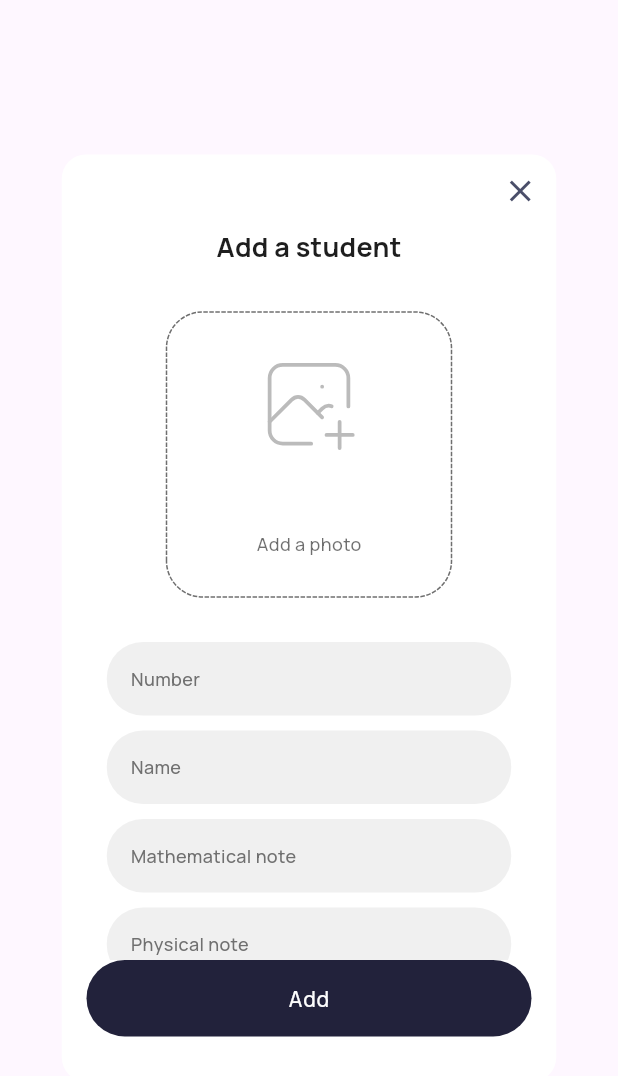
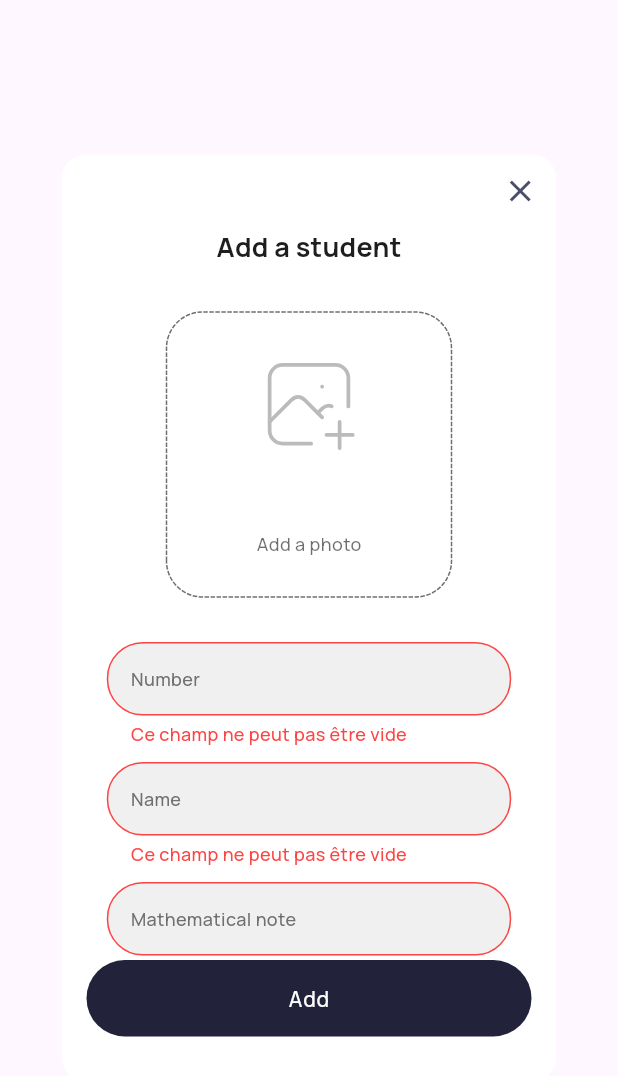
Before and after one commit to Poseidon1402/student_plus, a Flutter app: the RegisterStudentPage widget shown alone on an empty page, opened directly, after a tap on "Add", on a phone screen of 412 x 824 dp. Shown: the top 1076 px of the screen. Run offline on Flutter 3.47's test engine with Material 3 defaults, Android fonts, the phone set to English and light mode, and no system bars; drawn by our look-alikes of dotted_border; our stand-ins replace bloc, dartz, equatable, flutter_bloc, flutter_svg, fluttertoast and 6 more; accounts and stored records are empty.

Commit message:
done:insert student

```diff
--- a/lib/core/colors/app_colors.dart
+++ b/lib/core/colors/app_colors.dart
@@ -17,4 +17,5 @@ abstract class AppColors {
   static const Color red2 = Color.fromRGBO(255, 40, 40, 1);
   static const Color red3 = Color.fromRGBO(233, 20, 20, 1);
   static const Color charcoal = Color.fromRGBO(34, 34, 59, 1);
+  static const Color blue1 = Color.fromRGBO(20, 118, 233, 1);
 }
--- a/lib/core/injections/dependency_injections.dart
+++ b/lib/core/injections/dependency_injections.dart
@@ -4,6 +4,7 @@ import '../../data/repository/student_repository_impl.dart';
 import '../../data/sources/student_source.dart';
 import '../../domain/repository/student_repository.dart';
 import '../../domain/usecases/fetch_students.dart';
+import '../../domain/usecases/insert_student.dart';
 import '../../presentation/bloc/student_bloc.dart';
 
 final sl = GetIt.instance;
@@ -20,6 +21,9 @@ void setup() {
   sl.registerLazySingleton<FetchStudents>(
     () => FetchStudentsImpl(repository: sl()),
   );
+  sl.registerLazySingleton<InsertStudent>(
+    () => InsertStudentImpl(repository: sl()),
+  );
 
   // Repository
   sl.registerLazySingleton<StudentRepository>(
--- /dev/null
+++ b/lib/core/validator/form_validators.dart
@@ -0,0 +1,96 @@
+String? isRequired(String? value) {
+  if (value != null && value.isEmpty) {
+    return 'Ce champ ne peut pas être vide';
+  }
+
+  return null;
+}
+
+String? isEmail(String? value) {
+  if (value != null && value.isEmpty) {
+    return 'Ce champ ne peut pas être vide';
+  }
+
+  if (value != null && !RegExp(r'\S+@\S+\.\S+').hasMatch(value)) {
+    return 'Email invalide';
+  }
+
+  return null;
+}
+
+String? length(
+  String? value, {
+  int min = 0,
+  int max = 25,
+  String minMessage = 'Trop court',
+  String maxMessage = 'Trop long',
+}) {
+  if (value != null && value.isEmpty) {
+    return 'Ce champ ne peut pas être vide';
+  }
+
+  if (value != null && value.length > max) {
+    return maxMessage;
+  }
+
+  if (value != null && value.length < min) {
+    return minMessage;
+  }
+
+  return null;
+}
+
+String? isTheSamePassword(
+  String? password,
+  String confirmation, {
+  String message = 'Mot de passe non identique',
+}) {
+  if(password != null && password.isEmpty) {
+    return 'Ce champ ne doit pas être vide';
+  }
+
+  if (password != confirmation) {
+    return message;
+  }
+
+  return null;
+}
+
+String? isUrl(String? value) {
+  if (value != null && value.isEmpty) {
+    return 'Ce champ ne peut pas être vide';
+  }
+
+  String pattern = r'[\w-]+(\.[\w-]+)+([\w.,@?^=%&amp;:/~+#-]*[\w@?^=%&amp;/~+#-])?';
+  if (value != null && !RegExp(pattern).hasMatch(value)) {
+    return 'URL invalide';
+  }
+
+  return null;
+}
+
+String? isPhoneNumber(String? value) {
+  String pattern = r'(^(?:[0]3)?[0-9]{10}$)';
+  RegExp regExp = RegExp(pattern);
+  if (value != null && value.isEmpty) {
+    return 'Ce champ ne peut pas être vide';
+  }
+
+  if (!regExp.hasMatch(value!)) {
+    return 'Veuillez saisir un numéro de téléphone valide';
+  }
+
+  return null;
+}
+
+String? intervalValue({String? value, int min = 0, int max = 10}) {
+  if (value != null && value.isEmpty) {
+    return 'Ce champ ne peut pas être vide';
+  }
+
+  if(value != null && (int.parse(value) < min || int.parse(value) > max)) {
+    return 'La valeur doit être comprise entre $min et $max';
+  }
+
+  return null;
+}
--- a/lib/data/models/student_model.dart
+++ b/lib/data/models/student_model.dart
@@ -16,7 +16,7 @@ class StudentModel extends StudentEntity {
         math: map['math'],
         physics: map['physics'],
         imagePath: map['image_path'],
-        average: map['physics'] * map['math'] / 2,
+        average: (map['physics'] + map['math']) / 2,
       );
 
   Map<String, dynamic> toMap() => {
--- a/lib/domain/entity/student_entity.dart
+++ b/lib/domain/entity/student_entity.dart
@@ -1,7 +1,7 @@
 import 'package:equatable/equatable.dart';
 
 class StudentEntity extends Equatable {
-  final String number;
+  final int number;
   final String name;
   final double math;
   final double physics;
--- a/lib/presentation/bloc/student_event.dart
+++ b/lib/presentation/bloc/student_event.dart
@@ -6,3 +6,12 @@ abstract class StudentEvent extends Equatable {
 }
 
 class FetchStudentEvent extends StudentEvent {}
+
+class InsertStudentEvent extends StudentEvent {
+  final StudentEntity student;
+
+  InsertStudentEvent({required this.student});
+
+  @override
+  List<Object?> get props => [student];
+}
--- a/lib/presentation/pages/register_student_page.dart
+++ b/lib/presentation/pages/register_student_page.dart
@@ -1,15 +1,38 @@
+import 'dart:io';
+
 import 'package:dotted_border/dotted_border.dart';
 import 'package:flutter/material.dart';
+import 'package:flutter_bloc/flutter_bloc.dart';
 import 'package:flutter_svg/svg.dart';
+import 'package:fluttertoast/fluttertoast.dart';
 import 'package:gap/gap.dart';
 import 'package:go_router/go_router.dart';
+import 'package:image_picker/image_picker.dart';
+import 'package:path_provider/path_provider.dart';
 
 import '../../core/colors/app_colors.dart';
+import '../../core/injections/dependency_injections.dart';
+import '../../core/validator/form_validators.dart';
+import '../../data/models/student_model.dart';
+import '../../domain/usecases/insert_student.dart';
+import '../bloc/student_bloc.dart';
 import '../widgets/buttons/custom_elevated_button.dart';
 import '../widgets/input/custom_text_form_field.dart';
 
-class RegisterStudentPage extends StatelessWidget {
+class RegisterStudentPage extends StatefulWidget {
   const RegisterStudentPage({super.key});
+
+  @override
+  State<RegisterStudentPage> createState() => _RegisterStudentPageState();
+}
+
+class _RegisterStudentPageState extends State<RegisterStudentPage> {
+  String? _img;
+  final TextEditingController _numberController = TextEditingController();
+  final TextEditingController _nameController = TextEditingController();
+  final TextEditingController _physicsController = TextEditingController();
+  final TextEditingController _mathController = TextEditingController();
+  final _formKey = GlobalKey<FormState>();
 
   @override
   Widget build(BuildContext context) {
@@ -39,7 +62,22 @@ class RegisterStudentPage extends StatelessWidget {
               style: Theme.of(context).textTheme.titleMedium,
             ),
             const Gap(30),
-            DottedBorder(
+            GestureDetector(
+              onTap: () => getImage(),
+              child: Builder(builder: (context) {
+                if (_img != null) {
+                  return ClipRRect(
+                    borderRadius: BorderRadius.circular(24),
+                    child: Image.file(
+                      File(_img!),
+                      width: 170,
+                      height: 170,
+                      fit: BoxFit.cover,
+                    ),
+                  );
+                }
+
+                return DottedBorder(
                   borderType: BorderType.RRect,
                   color: AppColors.black1.withOpacity(0.64),
                   radius: const Radius.circular(24),
@@ -54,55 +92,86 @@ class RegisterStudentPage extends StatelessWidget {
                         const Gap(50),
                         Text(
                           'Add a photo',
-                      style: Theme.of(context).textTheme.bodyMedium?.copyWith(
+                          style: Theme.of(context)
+                              .textTheme
+                              .bodyMedium
+                              ?.copyWith(
                                   color: AppColors.black1.withOpacity(0.64)),
                         ),
                       ],
                     ),
                   ),
+                );
+              }),
             ),
             const Gap(30),
             Expanded(
               flex: 2,
+              child: Form(
+                key: _formKey,
                 child: ListView(
                   padding: const EdgeInsets.symmetric(
                     horizontal: 30,
                   ),
-                children: const [
+                  children: [
                     CustomTextFormField(
+                      controller: _numberController,
                       hintText: 'Number',
                       borderRadius: 24,
+                      validator: (value) => length(
+                        value,
+                        min: 4,
+                        max: 4,
+                        maxMessage: 'Ce champ doit être composé de 4 chiffres',
+                        minMessage: 'Ce champ doit être composé de 4 chiffres',
+                      ),
+                      keyboardType:
+                          const TextInputType.numberWithOptions(signed: true),
                       hintTextColor: AppColors.grey3,
                       backgroundColor: AppColors.white2,
                     ),
-                  Gap(10),
+                    const Gap(10),
                     CustomTextFormField(
+                      controller: _nameController,
                       hintText: 'Name',
                       borderRadius: 24,
                       hintTextColor: AppColors.grey3,
+                      validator: isRequired,
+                      keyboardType: TextInputType.name,
                       backgroundColor: AppColors.white2,
                     ),
-                  Gap(10),
+                    const Gap(10),
                     CustomTextFormField(
+                      controller: _mathController,
                       hintText: 'Mathematical note',
                       borderRadius: 24,
+                      keyboardType:
+                          const TextInputType.numberWithOptions(signed: true),
+                      validator: (value) =>
+                          intervalValue(value: value, min: 0, max: 20),
                       hintTextColor: AppColors.grey3,
                       backgroundColor: AppColors.white2,
                     ),
-                  Gap(10),
+                    const Gap(10),
                     CustomTextFormField(
+                      controller: _physicsController,
                       hintText: 'Physical note',
                       borderRadius: 24,
+                      keyboardType:
+                          const TextInputType.numberWithOptions(signed: true),
+                      validator: (value) =>
+                          intervalValue(value: value, min: 0, max: 20),
                       hintTextColor: AppColors.grey3,
                       backgroundColor: AppColors.white2,
                     ),
                   ],
                 ),
               ),
+            ),
             FractionallySizedBox(
               widthFactor: 0.9,
               child: CustomElevatedButton(
-                onPressed: () {},
+                onPressed: _insertStudent,
                 borderRadius: 32,
                 backgroundColor: AppColors.spaceCadet,
                 child: Text(
@@ -120,4 +189,55 @@ class RegisterStudentPage extends StatelessWidget {
       ),
     );
   }
+
+  void _insertStudent() async {
+    if (_formKey.currentState!.validate()) {
+      final result = await sl<InsertStudent>().call(
+        StudentModel(
+          number: int.parse(_numberController.text),
+          name: _nameController.text,
+          imagePath: '$_img',
+          math: double.parse(_mathController.text),
+          physics: double.parse(_physicsController.text),
+          average: (double.parse(_mathController.text) +
+                  double.parse(_physicsController.text)) /
+              2,
+        ),
+      );
+
+      result.fold(
+          (failure) => Fluttertoast.showToast(
+                msg: failure.message,
+                textColor: AppColors.white1,
+                backgroundColor: AppColors.red1,
+              ), (student) {
+        Fluttertoast.showToast(
+          msg: 'Student added successfully',
+          textColor: AppColors.white1,
+        );
+        context.read<StudentBloc>().add(InsertStudentEvent(student: student));
+        context.pop();
+      });
     }
+  }
+
+  Future getImage() async {
+    final pickedFile = await ImagePicker().pickImage(
+      source: ImageSource.gallery,
+    );
+
+    final directory = await getExternalStorageDirectory();
+
+    if (pickedFile != null) {
+      if (directory != null) {
+        await File(pickedFile.path)
+            .copy(
+              '${directory.path}/${pickedFile.name}',
+            )
+            .then(
+              (file) => setState(() => _img = file.path),
+            );
+      }
+    }
+  }
+}
```
Also changed, not shown: lib/presentation/bloc/student_bloc.dart (+15 -1 lines), lib/presentation/widgets/others/student.dart (+13 -10 lines). Lines whose indentation alone changed are shown as unchanged.
